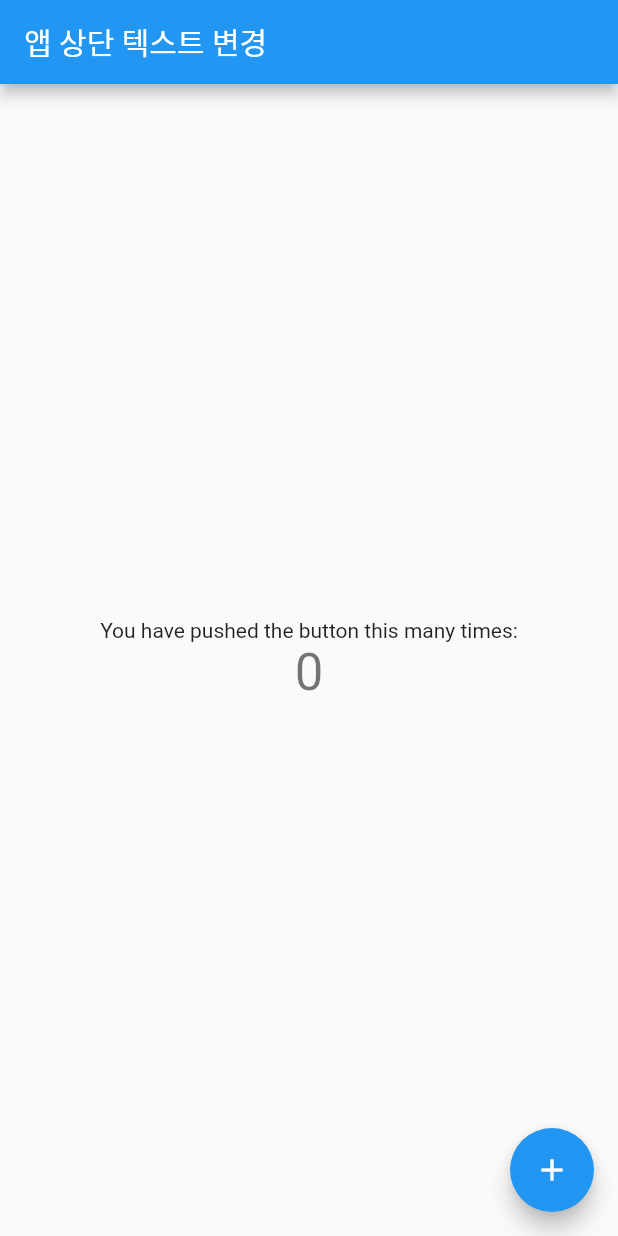
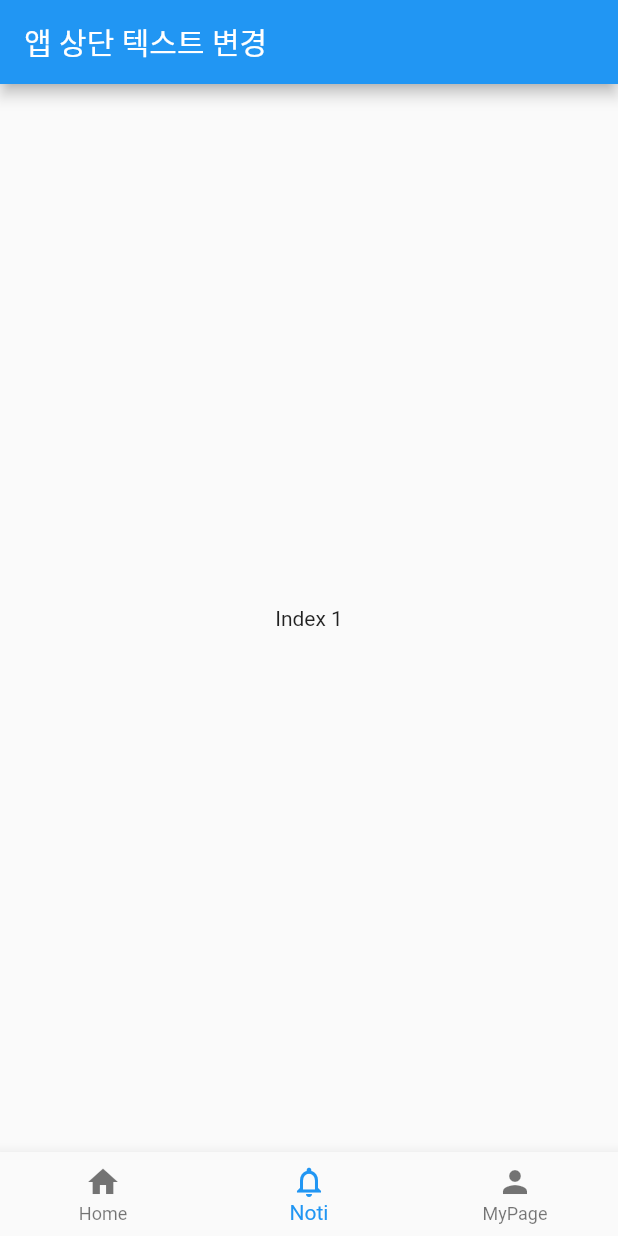
Before and after one commit to narangd0/Flutter-project, a Flutter app: the screen it shows after launch, on a phone screen of 412 x 824 dp. Run offline on Flutter 3.47's test engine with Material 2 defaults, Android fonts, the phone set to English and light mode, and no system bars.

```diff
--- a/lib/main.dart
+++ b/lib/main.dart
@@ -13,15 +13,6 @@ class MyApp extends StatelessWidget {
     return MaterialApp(
       title: 'Flutter Demo',
       theme: ThemeData(
-        // This is the theme of your application.
-        //
-        // Try running your application with "flutter run". You'll see the
-        // application has a blue toolbar. Then, without quitting the app, try
-        // changing the primarySwatch below to Colors.green and then invoke
-        // "hot reload" (press "r" in the console where you ran "flutter run",
-        // or simply save your changes to "hot reload" in a Flutter IDE).
-        // Notice that the counter didn't reset back to zero; the application
-        // is not restarted.
         primarySwatch: Colors.blue,
       ),
       home: const MyHomePage(title: '앱 상단 텍스트 변경'),
@@ -32,15 +23,6 @@ class MyApp extends StatelessWidget {
 class MyHomePage extends StatefulWidget {
   const MyHomePage({super.key, required this.title});
 
-  // This widget is the home page of your application. It is stateful, meaning
-  // that it has a State object (defined below) that contains fields that affect
-  // how it looks.
-
-  // This class is the configuration for the state. It holds the values (in this
-  // case the title) provided by the parent (in this case the App widget) and
-  // used by the build method of the State. Fields in a Widget subclass are
-  // always marked "final".
-
   final String title;
 
   @override
@@ -48,68 +30,164 @@ class MyHomePage extends StatefulWidget {
 }
 
 class _MyHomePageState extends State<MyHomePage> {
-  int _counter = 0;
+  int _selectedIndex = 1;
 
-  void _incrementCounter() {
+  final List<Widget> _widgets = [
+    Text('Home'),
+    Text('Index 1'),
+    Placeholder(),
+  ];
+
+  void _onItemTapped(int index) {
     setState(() {
-      // This call to setState tells the Flutter framework that something has
-      // changed in this State, which causes it to rerun the build method below
-      // so that the display can reflect the updated values. If we changed
-      // _counter without calling setState(), then the build method would not be
-      // called again, and so nothing would appear to happen.
-      _counter++;
+      _selectedIndex = index;
     });
   }
 
   @override
   Widget build(BuildContext context) {
-    // This method is rerun every time setState is called, for instance as done
-    // by the _incrementCounter method above.
-    //
-    // The Flutter framework has been optimized to make rerunning build methods
-    // fast, so that you can just rebuild anything that needs updating rather
-    // than having to individually change instances of widgets.
     return Scaffold(
+        bottomNavigationBar: BottomNavigationBar(
+          items: const [
+            BottomNavigationBarItem(icon: Icon(Icons.home), label: 'Home'),
+            BottomNavigationBarItem(
+                icon: Icon(Icons.notifications_outlined), label: 'Noti'),
+            BottomNavigationBarItem(icon: Icon(Icons.person), label: 'MyPage')
+          ],
+          onTap: _onItemTapped,
+          currentIndex: _selectedIndex,
+        ),
         appBar: AppBar(
-        // Here we take the value from the MyHomePage object that was created by
-        // the App.build method, and use it to set our appbar title.
           title: Text(widget.title),
         ),
         body: Center(
-        // Center is a layout widget. It takes a single child and positions it
-        // in the middle of the parent.
-        child: Column(
-          // Column is also a layout widget. It takes a list of children and
-          // arranges them vertically. By default, it sizes itself to fit its
-          // children horizontally, and tries to be as tall as its parent.
-          //
-          // Invoke "debug painting" (press "p" in the console, choose the
-          // "Toggle Debug Paint" action from the Flutter Inspector in Android
-          // Studio, or the "Toggle Debug Paint" command in Visual Studio Code)
-          // to see the wireframe for each widget.
-          //
-          // Column has various properties to control how it sizes itself and
-          // how it positions its children. Here we use mainAxisAlignment to
-          // center the children vertically; the main axis here is the vertical
-          // axis because Columns are vertical (the cross axis would be
-          // horizontal).
-          mainAxisAlignment: MainAxisAlignment.center,
-          children: <Widget>[
-            const Text(
-              'You have pushed the button this many times:',
+          child: _widgets.elementAt(_selectedIndex),
+        ));
+  }
+}
+
+/*
+Widget build(BuildContext context) {
+    return DefaultTabController(
+      length: 3,
+      child: Scaffold(
+          appBar: AppBar(
+            title:  const Center(child: Text("앱바 타이틀")),
+            bottom: const TabBar(
+              tabs: [
+                Tab(
+                  icon: Icon(Icons.tag_faces),
                 ),
-            Text(
-              '$_counter',
-              style: Theme.of(context).textTheme.headline4,
+                Tab(
+                  text: "2번",
                 ),
+                Tab(
+                  icon: Icon(Icons.star),
+                  text: '즐겨찾기',
+                )
               ],
             ),
           ),
-      floatingActionButton: FloatingActionButton(
-        onPressed: _incrementCounter,
-        tooltip: 'Increment',
-        child: const Icon(Icons.add),
-      ), // This trailing comma makes auto-formatting nicer for build methods.
+          body: TabBarView(
+            children: [
+              Container(
+                color: Colors.red,
+              ),
+              Container(
+                color: Colors.deepOrangeAccent,
+              ),
+              Container(
+                color: Colors.amber,
+              )
+            ],
+          )),
     );
-  }
-}
+ */
+
+//Column(
+//           mainAxisAlignment: MainAxisAlignment.spaceEvenly,
+//           // crossAxisAlignment: CrossAxisAlignment.stretch,
+//           children: [
+//             Row(mainAxisAlignment: MainAxisAlignment.start,
+//                 // alt + Enter로 Wrap 해주어 중앙 정렬
+//                 // Center Widget을 삭제할 때도 alt + Enter
+//                 // 이후 Column이나 Row로 wrap할 때도 alt + Enter
+//                 children: <Widget>[
+//                   Container(
+//                     color: Colors.red,
+//                     width: 100,
+//                     height: 100,
+//                     padding: const EdgeInsets.all(8.0),
+//                     margin: const EdgeInsets.all(16.0),
+//                   ),
+//                   Container(
+//                     color: Colors.amber,
+//                     width: 100,
+//                     height: 100,
+//                     padding: const EdgeInsets.all(8.0),
+//                     margin: const EdgeInsets.all(16.0),
+//                   ),
+//                   Container(
+//                     color: Colors.blueAccent,
+//                     width: 100,
+//                     height: 100,
+//                     padding: const EdgeInsets.all(8.0),
+//                     margin: const EdgeInsets.all(16.0),
+//                   ),
+//                 ]),
+//             Row(mainAxisAlignment: MainAxisAlignment.center,
+//                 // alt + Enter로 Wrap 해주어 중앙 정렬
+//                 // Center Widget을 삭제할 때도 alt + Enter
+//                 // 이후 Column이나 Row로 wrap할 때도 alt + Enter
+//                 children: <Widget>[
+//                   Container(
+//                     color: Colors.red,
+//                     width: 100,
+//                     height: 100,
+//                     padding: const EdgeInsets.all(8.0),
+//                     margin: const EdgeInsets.all(16.0),
+//                   ),
+//                   Container(
+//                     color: Colors.amber,
+//                     width: 100,
+//                     height: 100,
+//                     padding: const EdgeInsets.all(8.0),
+//                     margin: const EdgeInsets.all(16.0),
+//                   ),
+//                   Container(
+//                     color: Colors.blueAccent,
+//                     width: 100,
+//                     height: 100,
+//                     padding: const EdgeInsets.all(8.0),
+//                     margin: const EdgeInsets.all(16.0),
+//                   ),
+//                 ]),
+//             Row(mainAxisAlignment: MainAxisAlignment.end,
+//                 // alt + Enter로 Wrap 해주어 중앙 정렬
+//                 // Center Widget을 삭제할 때도 alt + Enter
+//                 // 이후 Column이나 Row로 wrap할 때도 alt + Enter
+//                 children: <Widget>[
+//                   Container(
+//                     color: Colors.red,
+//                     width: 100,
+//                     height: 100,
+//                     padding: const EdgeInsets.all(8.0),
+//                     margin: const EdgeInsets.all(16.0),
+//                   ),
+//                   Container(
+//                     color: Colors.amber,
+//                     width: 100,
+//                     height: 100,
+//                     padding: const EdgeInsets.all(8.0),
+//                     margin: const EdgeInsets.all(16.0),
+//                   ),
+//                   Container(
+//                     color: Colors.blueAccent,
+//                     width: 100,
+//                     height: 100,
+//                     padding: const EdgeInsets.all(8.0),
+//                     margin: const EdgeInsets.all(16.0),
+//                   ),
+//                 ]),
+//           ],
+//         )
```
Lines whose indentation alone changed are shown as unchanged.
